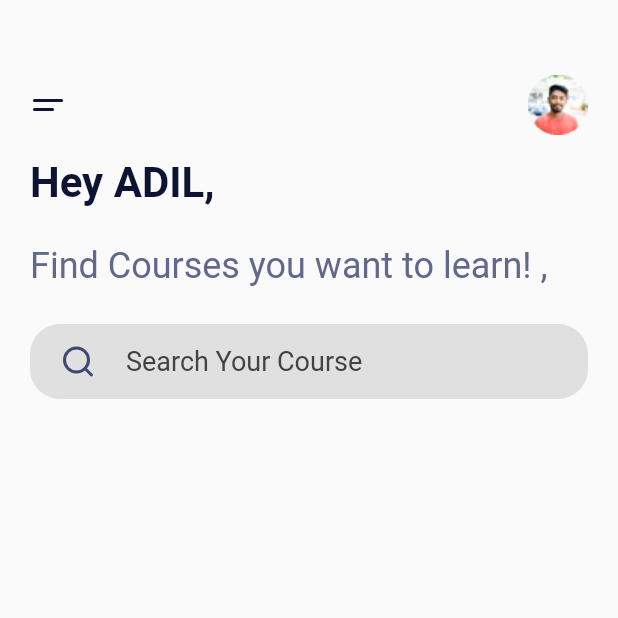
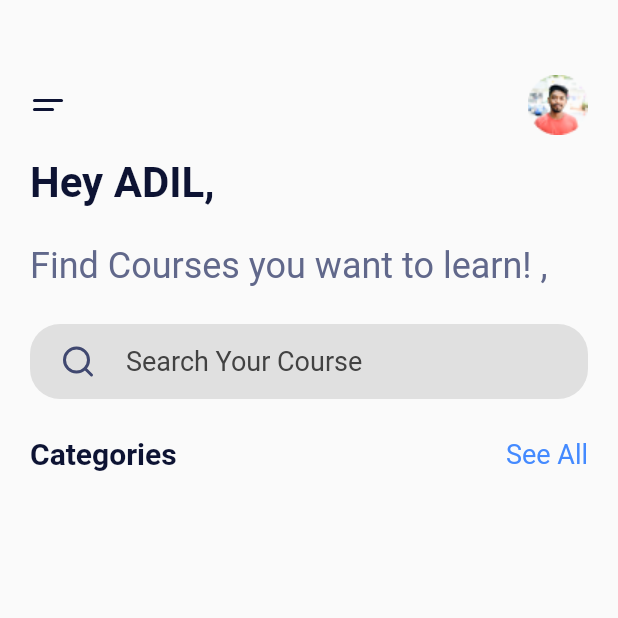
Before and after one commit to Adil-Rangila/course_ui, a Flutter app: the screen it shows after launch, on a phone screen of 412 x 824 dp, the top half of it. Run offline on Flutter 3.47's test engine with Material 2 defaults, Android fonts, the phone set to English and light mode, and no system bars; our stand-ins replace flutter_svg.

Commit message:
categories row created

```diff
--- a/lib/main.dart
+++ b/lib/main.dart
@@ -27,6 +27,7 @@ class HomePage extends StatelessWidget {
         child: Column(
           crossAxisAlignment: CrossAxisAlignment.start,
           children: <Widget>[
+            //top bar.............................................
             Row(
               mainAxisAlignment: MainAxisAlignment.spaceBetween,
               children: <Widget>[
@@ -37,6 +38,7 @@ class HomePage extends StatelessWidget {
             SizedBox(
               height: 15.0,
             ),
+            //user name............................
             Text(
               'Hey ADIL,',
               style: kHeadingextStyle,
@@ -48,6 +50,8 @@ class HomePage extends StatelessWidget {
               'Find Courses you want to learn! ,',
               style: kSubHeadingextStyle,
             ),
+
+            //Search bar.........................................
             Container(
               padding: EdgeInsets.only(left: 20.0),
               margin: EdgeInsets.symmetric(vertical: 25.0),
@@ -60,7 +64,9 @@ class HomePage extends StatelessWidget {
               child: Row(
                 children: <Widget>[
                   SvgPicture.asset('assets/icons/search.svg'),
-                  SizedBox(width: 20.0,),
+                  SizedBox(
+                    width: 20.0,
+                  ),
                   Text(
                     'Search Your Course',
                     style: TextStyle(
@@ -71,6 +77,20 @@ class HomePage extends StatelessWidget {
                 ],
               ),
             ),
+            //Categories and see all row.......................
+            Row(
+              mainAxisAlignment: MainAxisAlignment.spaceBetween,
+              children: <Widget>[
+                Text(
+                  'Categories',
+                  style: kTitleTextStyle,
+                ),
+                Text(
+                  'See All',
+                  style: kSubtitleTextStyle.copyWith(color: Colors.blueAccent),
+                ),
+              ],
+            ),
           ],
         ),
       ),
```
